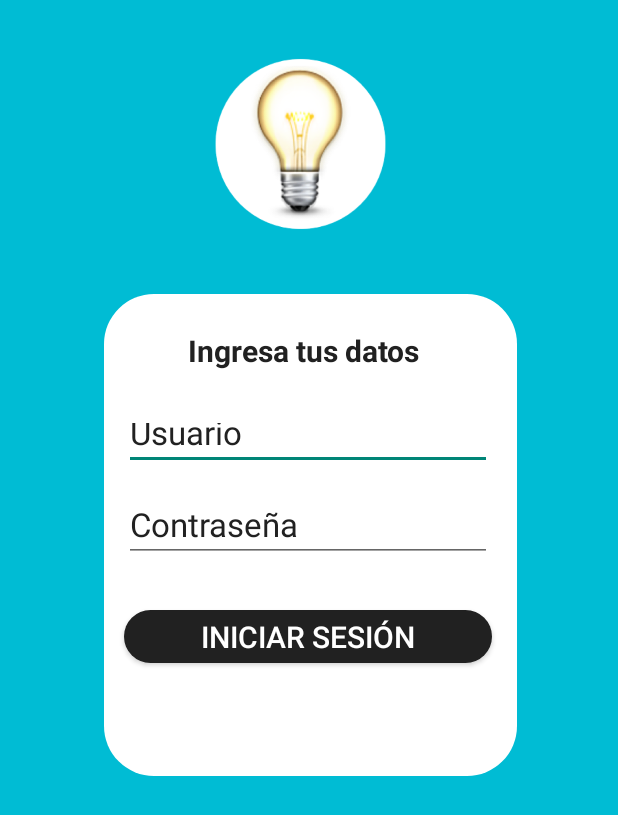
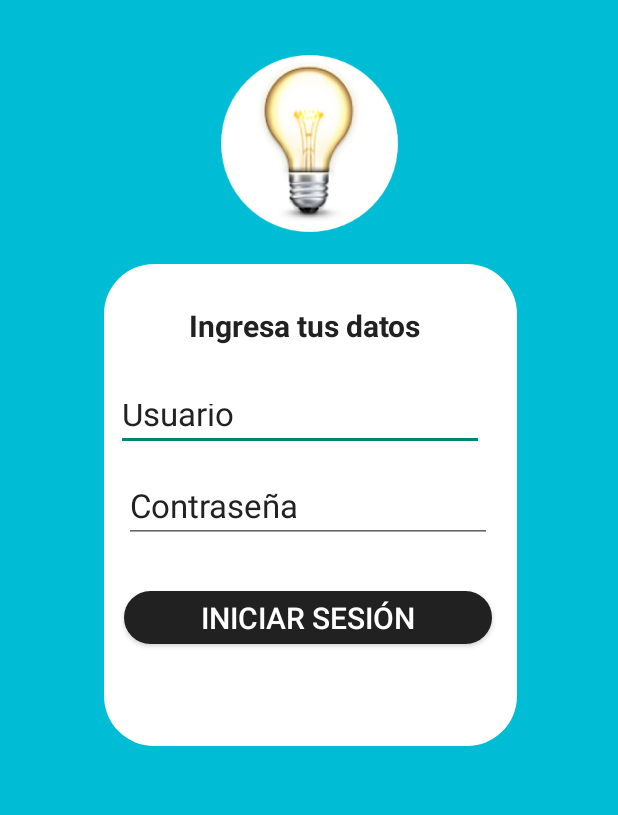
Before and after one commit to FerNanDoAnc/Edel_Home, an Android app: the screen it shows after launch (LoginActivity), on a phone screen of 412 x 824 dp. Shown: the top 815 px of the screen. Run offline under Robolectric (Android 15) with nearby library versions, the phone set to English and light mode, and no system bars.

Commit message:
v2.4 Cambio de login

```diff
--- a/app/src/main/res/layout/activity_login.xml
+++ b/app/src/main/res/layout/activity_login.xml
@@ -14,7 +14,7 @@
         android:layout_height="321dp"
         android:layout_below="@+id/textView"
         android:layout_centerHorizontal="true"
-        android:layout_marginTop="196dp"
+        android:layout_marginTop="176dp"
         android:background="@drawable/blanco"
         app:layout_constraintEnd_toEndOf="parent"
         app:layout_constraintHorizontal_bias="0.506"
@@ -23,8 +23,8 @@
 
     <ImageView
         android:id="@+id/imageView"
-        android:layout_width="247dp"
-        android:layout_height="184dp"
+        android:layout_width="246dp"
+        android:layout_height="191dp"
         android:layout_below="@+id/textView"
         android:layout_centerHorizontal="true"
         android:layout_marginStart="32dp"
@@ -32,20 +32,20 @@
         android:layout_marginEnd="32dp"
         android:src="@drawable/foco1"
         app:layout_constraintEnd_toEndOf="parent"
-        app:layout_constraintHorizontal_bias="0.444"
         app:layout_constraintStart_toStartOf="parent"
-        app:layout_constraintTop_toTopOf="parent" />
+        app:layout_constraintTop_toTopOf="" />
 
     <TextView
         android:id="@+id/textView"
         android:layout_width="161dp"
         android:layout_height="30dp"
-        android:layout_marginTop="32dp"
+        android:layout_marginTop="12dp"
         android:text="Ingresa tus datos"
         android:textColor="#212121"
         android:textSize="20sp"
         android:textStyle="bold"
         app:layout_constraintEnd_toEndOf="parent"
+        app:layout_constraintHorizontal_bias="0.502"
         app:layout_constraintStart_toStartOf="parent"
         app:layout_constraintTop_toBottomOf="@+id/imageView" />
 
@@ -54,7 +54,7 @@
         android:layout_width="245dp"
         android:layout_height="41dp"
         android:layout_marginStart="8dp"
-        android:layout_marginTop="84dp"
+        android:layout_marginTop="68dp"
         android:layout_marginEnd="8dp"
         android:ems="10"
         android:hint="Usuario"
@@ -63,7 +63,7 @@
         android:textColorHint="#212121"
         android:textSize="22dp"
         app:layout_constraintEnd_toEndOf="parent"
-        app:layout_constraintHorizontal_bias="0.494"
+        app:layout_constraintHorizontal_bias="0.459"
         app:layout_constraintStart_toStartOf="parent"
         app:layout_constraintTop_toBottomOf="@+id/imageView" />
 
```
